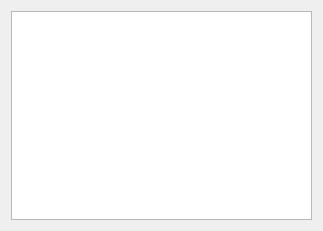
Above: Modules/Qmitk/QmitkServiceListWidgetControls.ui from MITK/MITK before the change. Below: the same form after it.
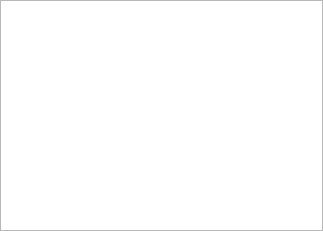
That is the form after the change.

Commit message: First entry of the list will be automatically selected, if this feature is enabled.

Diff of the .ui file:
```diff
--- a/Modules/Qmitk/QmitkServiceListWidgetControls.ui
+++ b/Modules/Qmitk/QmitkServiceListWidgetControls.ui
@@ -20,6 +20,9 @@
    <string>QmitkServiceListWidget</string>
   </property>
   <layout class="QGridLayout" name="gridLayout">
+   <property name="margin">
+    <number>0</number>
+   </property>
    <item row="0" column="0">
     <widget class="QListWidget" name="m_ServiceList"/>
    </item>
```
The commit also changes 2 other files.
